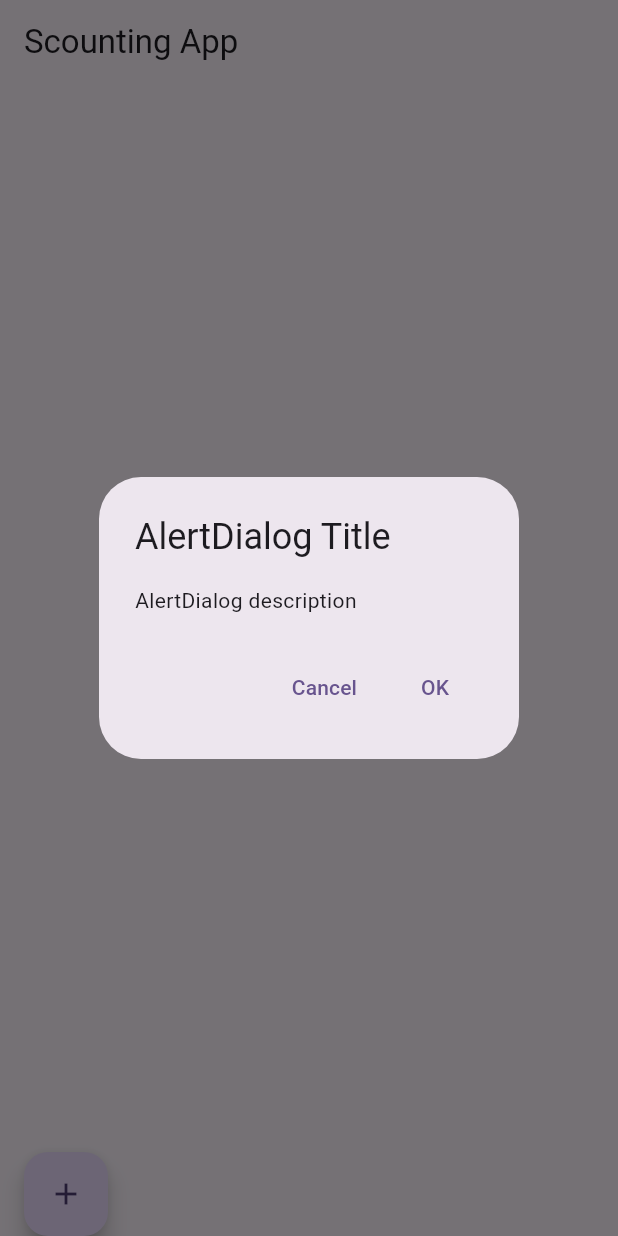
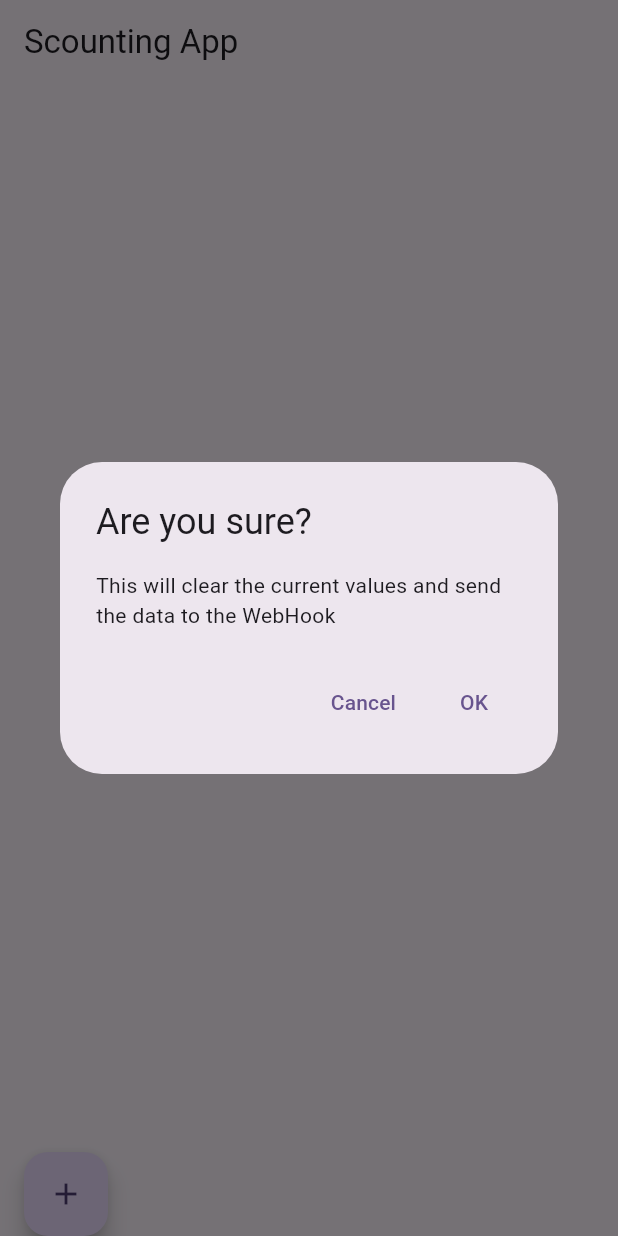
Before and after one commit to LeftAsteri/Prototyping-challenge, a Flutter app: the screen it shows after launch, after a tap on the "add" icon, on a phone screen of 412 x 824 dp. Run offline on Flutter 3.47's test engine with Material 3 defaults, Android fonts, the phone set to English and light mode, and no system bars; statements that could not run were skipped.

Commit message:
Original File

```diff
--- a/lib/ScoreButton.dart
+++ b/lib/ScoreButton.dart
@@ -1,12 +1,14 @@
 import 'package:flutter/material.dart';
 
 class ScoreButton extends StatelessWidget {
+  final String title;
   final String displayScore;
   final VoidCallback onPressed;
   final VoidCallback onPressed2;
 
   const ScoreButton({
     Key? key,
+    required this.title,
     required this.displayScore,
     required this.onPressed,
     required this.onPressed2,
@@ -14,12 +16,15 @@ class ScoreButton extends StatelessWidget {
 
   @override
   Widget build(BuildContext context) {
-    return Row(
-      children: [
-        ElevatedButton(onPressed: onPressed, child: Text('-')),
-        Text(displayScore),
-        ElevatedButton(onPressed: onPressed2, child: Text('+')),
-      ],
+    return Column(
+        children: [Text(title),
+    Row(
+    children: [
+    ElevatedButton(onPressed: onPressed, child: Text('-')),
+    Text(displayScore),
+    ElevatedButton(onPressed: onPressed2, child: Text('+')),
+    ],
+    );],
     );
   }
 }
--- a/lib/main.dart
+++ b/lib/main.dart
@@ -78,6 +78,7 @@ class _MyHomePageState extends State<MyHomePage> {
               mainAxisAlignment: MainAxisAlignment.center,
               children: [
                 ScoreButton(
+                  title: 'Oven Score',
                   displayScore: '$ovenScore',
                   onPressed: () {
                     setState(() {
@@ -91,6 +92,7 @@ class _MyHomePageState extends State<MyHomePage> {
                   },
                 ),
                 ScoreButton(
+                  title: 'Oven Score',
                   displayScore: '$ovenMiss',
                   onPressed: () {
                     setState(() {
@@ -112,8 +114,8 @@ class _MyHomePageState extends State<MyHomePage> {
         onPressed: () => showDialog<String>(
           context: context,
           builder: (BuildContext context) => AlertDialog(
-            title: const Text('AlertDialog Title'),
-            content: const Text('AlertDialog description'),
+            title: const Text('Are you sure?'),
+            content: const Text('This will clear the current values and send the data to the WebHook'),
             actions: <Widget>[
               TextButton(
                 onPressed: () => Navigator.pop(context, 'Cancel'),
```
